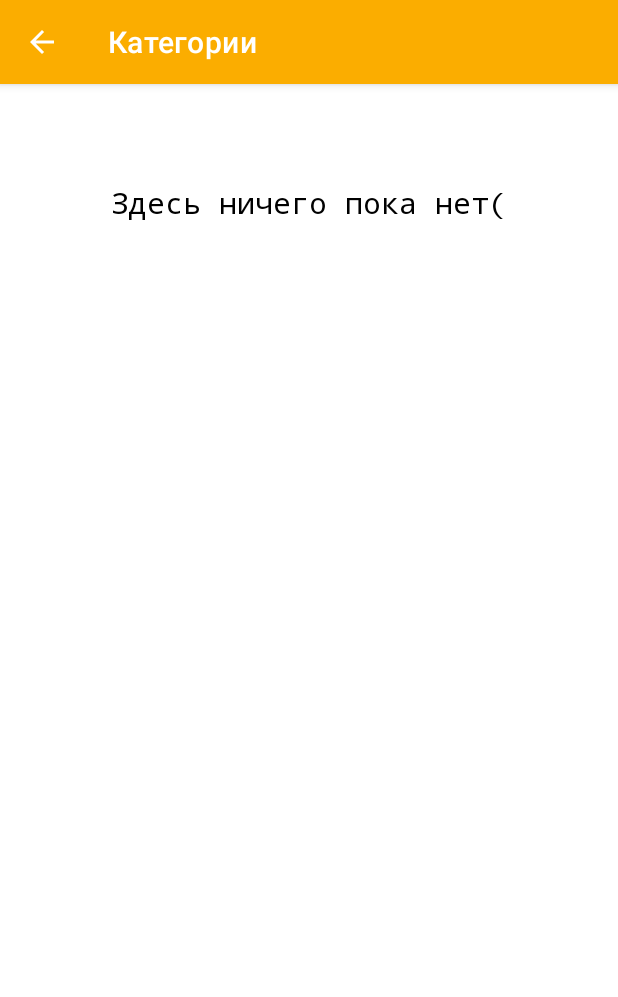
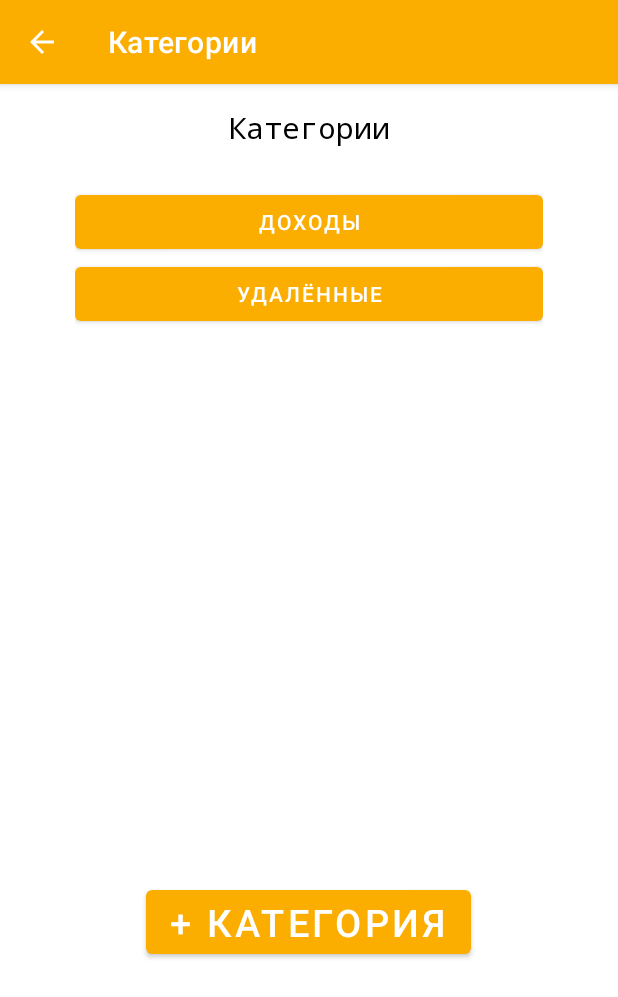
Before and after one commit to dumonten/FinancePRO, an Android app: the CategoriesActivity screen opened directly, with no data from a screen before it, on a phone screen of 412 x 824 dp. Shown: the top 997 px of the screen. Run offline under Robolectric (Android 15) with nearby library versions, the phone set to English and light mode, and no system bars.

Commit message:
Категории. Основной функционал.
Одно из самых важных обновлений, которого мы достигли. Это положит и откроет нам новые границы!! За Альянс!

```diff
--- a/app/src/main/java/com/example/anotherversion/CategoriesActivity.java
+++ b/app/src/main/java/com/example/anotherversion/CategoriesActivity.java
@@ -2,14 +2,72 @@ package com.example.anotherversion;
 
 import androidx.appcompat.app.AppCompatActivity;
 
+import android.app.Dialog;
 import android.os.Bundle;
+import android.view.View;
+import android.widget.Button;
+import android.widget.EditText;
+import android.widget.Toast;
+
+import java.util.Objects;
 
 public class CategoriesActivity extends AppCompatActivity {
+
+    Button btnAdd;
+    Dialog confirm;
+    private DbHelper db;
 
     @Override
     protected void onCreate(Bundle savedInstanceState) {
         super.onCreate(savedInstanceState);
         setContentView(R.layout.activity_categories);
-        getSupportActionBar().setTitle("Категории");
+        Objects.requireNonNull(getSupportActionBar()).setTitle("Категории");
+
+        db = new DbHelper(this);
+
+        confirm = new Dialog(this);
+        confirm.setContentView(R.layout.confirm_cat_add);
+        confirm.setCancelable(true);
+
+        Button btnAdd = findViewById(R.id.cat_add);
+        Button btnAddNo = confirm.findViewById(R.id.exitCatNo);
+        Button btnAddYes = confirm.findViewById(R.id.exitCatYes);
+
+        EditText cat_name_obj = confirm.findViewById(R.id.confirm_cat_enter_name);
+
+        btnAdd.setOnClickListener(new View.OnClickListener() {
+            @Override
+            public void onClick(View v) {
+                confirm.show();
+            }
+        });
+
+        btnAddNo.setOnClickListener(new View.OnClickListener() {
+            @Override
+            public void onClick(View v) {
+                confirm.dismiss();
+            }
+        });
+
+        btnAddYes.setOnClickListener(new View.OnClickListener() {
+            @Override
+            public void onClick(View v) {
+                String cat_name = cat_name_obj.getText().toString();
+
+                if (cat_name.equals(""))
+                {
+                    Toast.makeText(getApplicationContext(),"Вы не ввели название категории!",Toast.LENGTH_SHORT).show();
+                }
+                else if (db.checkExistsCat(cat_name))
+                {
+                    Toast.makeText(getApplicationContext(),"Такая категория уже создана!",Toast.LENGTH_SHORT).show();
+                }
+                else
+                {
+                    db.addCat(cat_name);
+                    Toast.makeText(getApplicationContext(), "Категория добавлена!", Toast.LENGTH_SHORT).show();
+                }
+            }
+        });
     }
 }
--- a/app/src/main/res/layout/activity_categories.xml
+++ b/app/src/main/res/layout/activity_categories.xml
@@ -9,15 +9,54 @@
     android:background="@color/white">
 
     <TextView
-        android:id="@+id/name"
+        android:id="@+id/cat_title"
         android:layout_width="wrap_content"
         android:layout_height="wrap_content"
         android:layout_centerHorizontal="true"
         android:layout_marginHorizontal="34dp"
-        android:layout_marginTop="65dp"
-        android:text="Здесь ничего пока нет("
+        android:layout_marginTop="15dp"
+        android:fontFamily="monospace"
+        android:text="@string/cat_title"
         android:textColor="@color/black"
-        android:textSize="20sp"
-        android:fontFamily="monospace" />
+        android:textSize="20sp" />
+
+    <LinearLayout
+        android:id="@+id/cat_layout"
+        android:layout_width="match_parent"
+        android:layout_height="448dp"
+        android:layout_below="@id/cat_title"
+        android:layout_centerHorizontal="true"
+        android:layout_marginTop="25dp"
+        android:orientation="vertical"
+        android:paddingLeft="50dp"
+        android:paddingRight="50dp">
+
+        <Button
+            android:id="@+id/cat_1"
+            android:layout_width="match_parent"
+            android:layout_height="wrap_content"
+            android:layout_gravity="center_horizontal"
+            android:gravity="center"
+            android:text="Доходы" />
+
+        <Button
+            android:id="@+id/cat_2"
+            android:layout_width="match_parent"
+            android:layout_height="wrap_content"
+            android:layout_gravity="center_horizontal"
+            android:gravity="center"
+            android:text="Удалённые" />
+
+    </LinearLayout>
+
+    <Button
+        android:id="@+id/cat_add"
+        android:layout_width="wrap_content"
+        android:layout_height="wrap_content"
+        android:layout_marginTop="15dp"
+        android:layout_below="@id/cat_layout"
+        android:layout_centerHorizontal="true"
+        android:text="@string/cat_btn_add"
+        android:textSize="25dp" />
 
 </RelativeLayout>
--- a/app/src/main/res/values/strings.xml
+++ b/app/src/main/res/values/strings.xml
@@ -4,4 +4,6 @@
     <string name="quest2">Как зовут преподавателя ОПИ?</string>
     <string name="quest3">Год вашего рождения?</string>
     <string name="process">Загрузка...</string>
+    <string name="cat_title">Категории</string>
+    <string name="cat_btn_add">+ Категория</string>
 </resources>
```
Also changed, not shown: app/src/main/java/com/example/anotherversion/DbHelper.java (+52 -2 lines), app/src/main/res/layout/confirm_cat_add.xml (added, +67 -0 lines), 1 other file.
